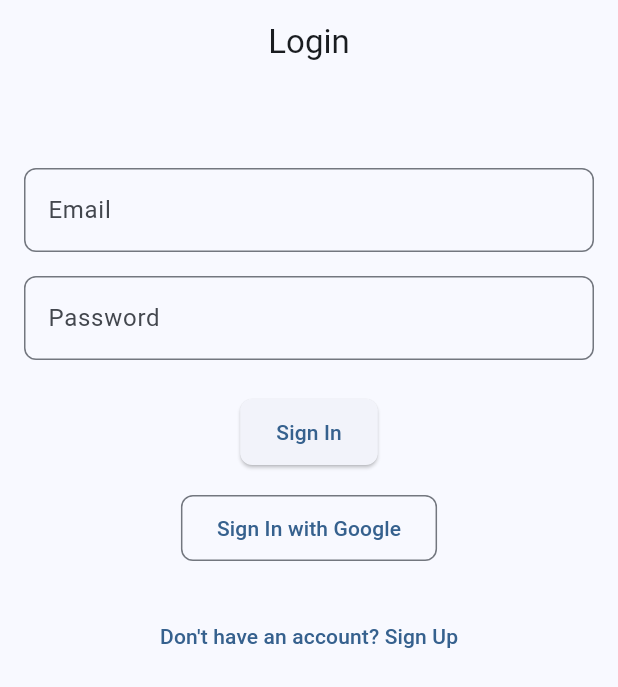
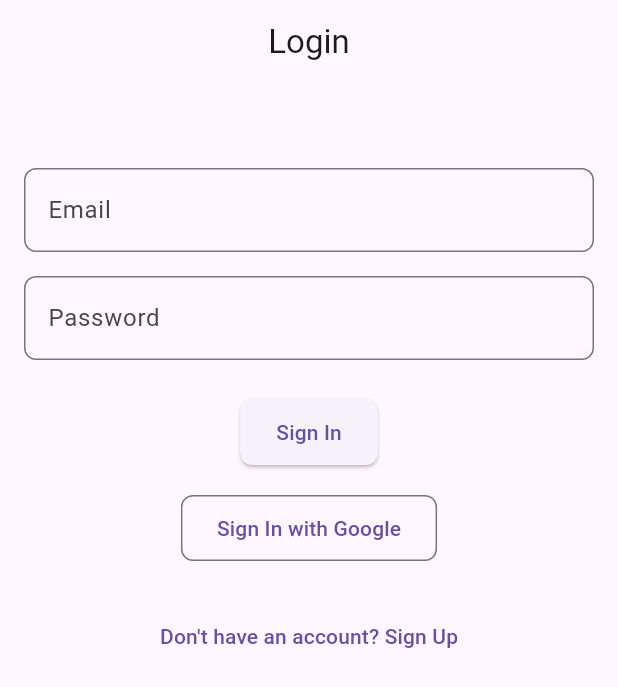
Before and after one commit to owen-stud123/ubuzima_connect, a Flutter app: the screen it shows after launch, on a phone screen of 412 x 824 dp. Shown: the top 687 px of the screen. Run offline on Flutter 3.47's test engine with Material 3 defaults, Android fonts, the phone set to English and light mode, and no system bars; our stand-ins replace cloud_firestore, equatable, firebase_auth, firebase_core, flutter_bloc, google_sign_in; accounts and stored records are empty.

Commit message:
Update main.dart

```diff
--- a/lib/main.dart
+++ b/lib/main.dart
@@ -5,6 +5,7 @@ import 'package:firebase_auth/firebase_auth.dart';
 import 'package:cloud_firestore/cloud_firestore.dart';
 import 'package:google_sign_in/google_sign_in.dart';
 
+// DATA
 import 'data/datasources/firebase_auth_source.dart';
 import 'data/datasources/firestore_source.dart';
 import 'data/repositories/appointment_repository_impl.dart';
@@ -75,9 +76,6 @@ class MyApp extends StatelessWidget {
         child: MaterialApp(
           debugShowCheckedModeBanner: false,
           title: 'Ubuzima Connect',
-          theme: ThemeData(
-            colorScheme: ColorScheme.fromSeed(seedColor: Colors.blue),
-          ),
           home: BlocBuilder<AuthBloc, AuthState>(
             builder: (context, state) {
               if (state is AuthLoadingState) {
@@ -94,12 +92,6 @@ class MyApp extends StatelessWidget {
                 return const LoginPage();
               }
 
-              if (state is AuthErrorState) {
-                return Scaffold(
-                  body: Center(child: Text(state.message)),
-                );
-              }
-
               return const SizedBox();
             },
           ),
```
